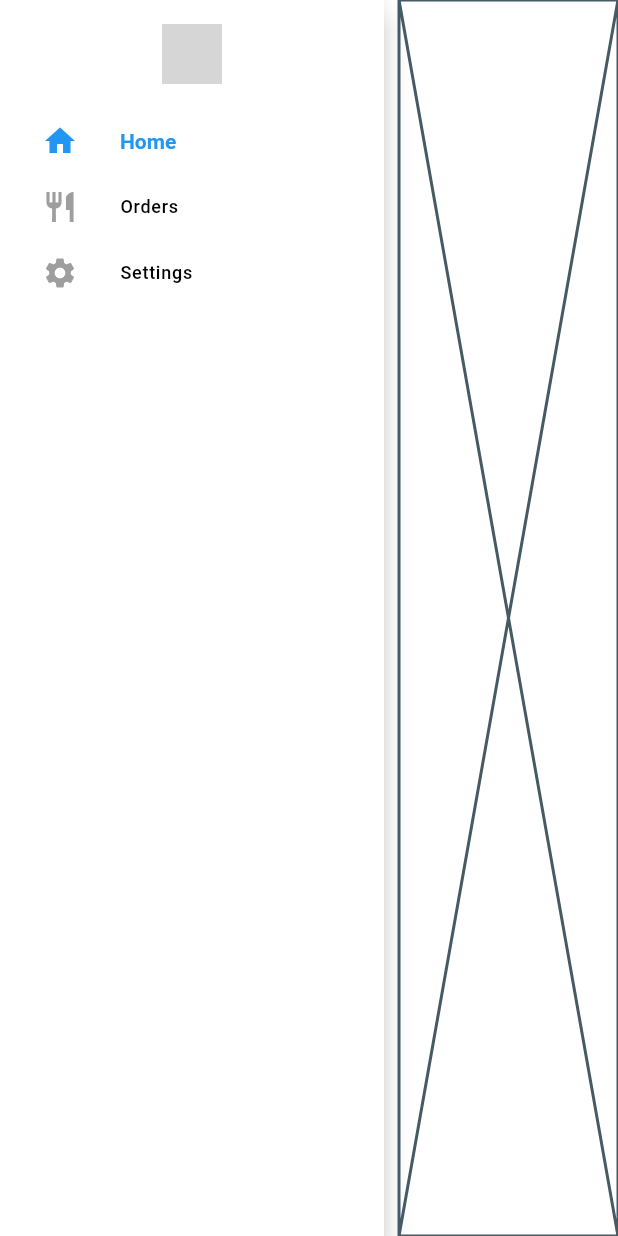
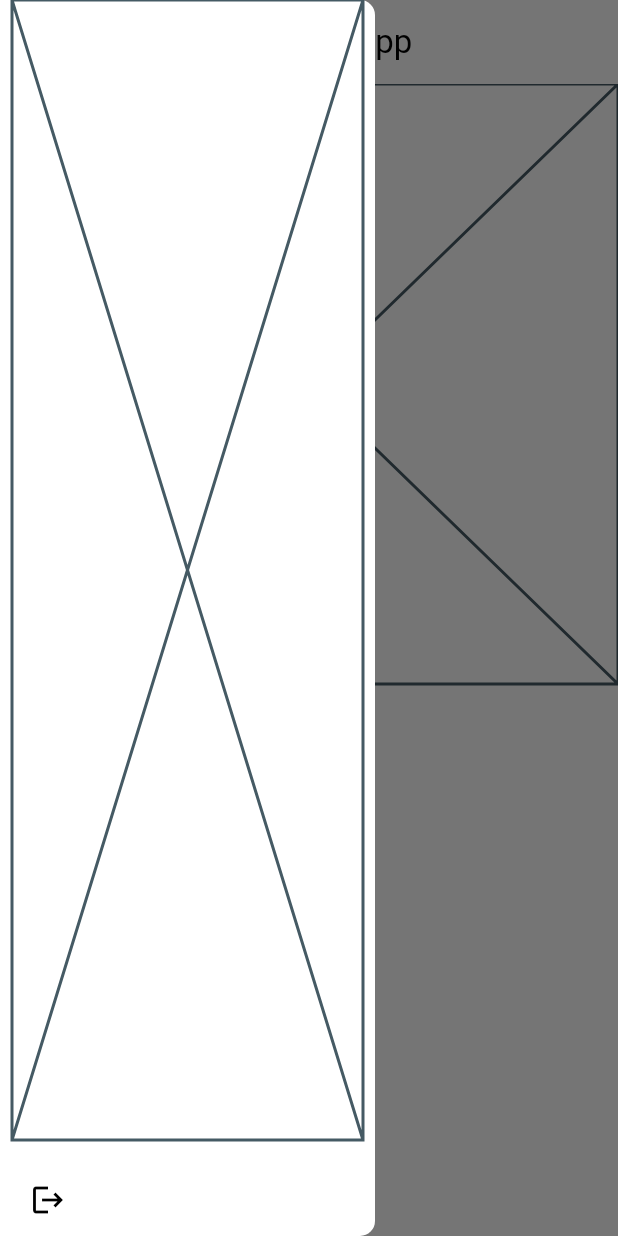
Before and after one commit to RKOrtega94/restaurant_waiter_app, a Flutter app: the screen it shows after launch, with the side drawer open (before the commit the screen has no drawer), on a phone screen of 412 x 824 dp. Run offline on Flutter 3.47's test engine with Material 3 defaults, Android fonts, the phone set to English and light mode, and no system bars; our stand-ins replace hooks_riverpod, riverpod_annotation; generated files the repository leaves out were written again; grey boxes are pictures that could not be loaded.

Commit message:
Add additional project files and update app size constants for drawer layout

```diff
--- a/lib/core/constants/app_sizes.dart
+++ b/lib/core/constants/app_sizes.dart
@@ -9,4 +9,8 @@ class AppSizes {
   static const double inputRadius = 10.0;
   static const double padding = 16.0;
   static const double spacingSmall = 8.0;
+  static const double spacingMedium = 16.0;
+  static const double drawerPadding = 8.0;
+  static const double drawerWidth = 250.0;
+  static const double drawerIosVerticalPadding = 16.0;
 }
--- a/lib/shared/layout/main/main_layout.dart
+++ b/lib/shared/layout/main/main_layout.dart
@@ -1,4 +1,7 @@
 import 'package:flutter/material.dart';
+import 'package:hooks_riverpod/hooks_riverpod.dart';
+import 'package:restaurant_waiter_app/shared/widgets/app_bar/app_main_appbar.dart';
+import 'package:restaurant_waiter_app/shared/widgets/side_nav/app_side_nav.dart';
 
 /// Main layout
 ///
@@ -6,7 +9,7 @@ import 'package:flutter/material.dart';
 /// main content of the application.
 ///
 /// - [child] - The child widget to be displayed in the main layout.
-class MainLayout extends StatelessWidget {
+class MainLayout extends ConsumerWidget {
   const MainLayout({
     required this.child,
     super.key,
@@ -15,55 +18,21 @@ class MainLayout extends StatelessWidget {
   final Widget child;
 
   @override
-  Widget build(BuildContext context) {
+  Widget build(BuildContext context, WidgetRef ref) {
+    final GlobalKey<ScaffoldState> scaffoldKey = GlobalKey();
     return Scaffold(
+      key: scaffoldKey,
       extendBody: true,
-      body: SizedBox(
-        height: MediaQuery.sizeOf(context).height,
-        width: MediaQuery.sizeOf(context).width,
-        child: Row(
-          spacing: 10,
-          children: [
-            NavigationRail(
-              backgroundColor: Theme.of(context).colorScheme.surface,
-              extended: true,
-              elevation: 8,
-              indicatorColor: Colors.transparent,
-              unselectedIconTheme: const IconThemeData(color: Colors.grey),
-              selectedIconTheme: const IconThemeData(color: Colors.blue),
-              selectedLabelTextStyle: const TextStyle(
-                color: Colors.blue,
-                fontWeight: FontWeight.bold,
-              ),
-              leading: const Padding(
-                padding: EdgeInsets.all(8.0),
-                child: CircleAvatar(
-                  radius: 20,
-                  backgroundImage: NetworkImage(
-                    'https://avatars.githubusercontent.com/u/23533486?v=4',
-                  ),
-                ),
-              ),
-              destinations: const [
-                NavigationRailDestination(
-                  icon: Icon(Icons.home),
-                  label: Text('Home'),
-                ),
-                NavigationRailDestination(
-                  icon: Icon(Icons.restaurant),
-                  label: Text('Orders'),
-                ),
-                NavigationRailDestination(
-                  icon: Icon(Icons.settings),
-                  label: Text('Settings'),
-                ),
-              ],
-              selectedIndex: 0,
-              onDestinationSelected: (int index) {},
-            ),
-            const Expanded(child: Placeholder())
-          ],
-        ),
+      drawer: const AppSideNav(),
+      body: CustomScrollView(
+        slivers: [
+          AppMainAppbar(
+            scaffoldKey: scaffoldKey,
+          ),
+          SliverToBoxAdapter(
+            child: Placeholder(),
+          ),
+        ],
       ),
     );
   }
--- /dev/null
+++ b/lib/shared/widgets/app_bar/app_main_appbar.dart
@@ -0,0 +1,35 @@
+import 'package:flutter/material.dart';
+import 'package:hooks_riverpod/hooks_riverpod.dart';
+
+/// Main App Bar
+///
+/// This is the main app bar of the application which will be used to display the
+/// main app bar of the application.
+///
+/// This widget is used in the main layout of the application.
+class AppMainAppbar extends ConsumerWidget {
+  const AppMainAppbar({
+    required this.scaffoldKey,
+    super.key,
+  });
+
+  final GlobalKey<ScaffoldState> scaffoldKey;
+
+  @override
+  Widget build(BuildContext context, WidgetRef ref) {
+    return SliverAppBar(
+      snap: true,
+      pinned: true,
+      floating: true,
+      titleSpacing: 0,
+      centerTitle: false,
+      title: const Text('Restaurant Waiter App'),
+      leading: IconButton(
+        icon: const Icon(Icons.menu),
+        onPressed: () {
+          scaffoldKey.currentState!.openDrawer();
+        },
+      ),
+    );
+  }
+}
--- /dev/null
+++ b/lib/shared/widgets/side_nav/app_side_nav.dart
@@ -0,0 +1,50 @@
+import 'package:flutter/material.dart';
+import 'package:hooks_riverpod/hooks_riverpod.dart';
+import 'package:restaurant_waiter_app/core/constants/app_sizes.dart';
+
+class AppSideNav extends ConsumerWidget {
+  const AppSideNav({super.key});
+
+  @override
+  Widget build(BuildContext context, WidgetRef ref) {
+    final bool mobile = MediaQuery.sizeOf(context).width < 600;
+    return SizedBox(
+      width: AppSizes.drawerWidth,
+      height: MediaQuery.sizeOf(context).height,
+      child: LayoutBuilder(
+        builder: (context, constraints) => Container(
+          width: constraints.maxWidth,
+          height: constraints.maxHeight,
+          padding: EdgeInsets.only(
+            top: MediaQuery.paddingOf(context).top,
+            left: AppSizes.drawerPadding,
+            right: AppSizes.drawerPadding,
+            bottom: MediaQuery.paddingOf(context).bottom,
+          ),
+          decoration: BoxDecoration(
+            color: Theme.of(context).colorScheme.surface,
+            borderRadius: const BorderRadius.only(
+              topRight: Radius.circular(AppSizes.inputRadius),
+              bottomRight: Radius.circular(AppSizes.inputRadius),
+            ),
+          ),
+          child: Column(
+            spacing: AppSizes.spacingMedium,
+            crossAxisAlignment: CrossAxisAlignment.start,
+            children: [
+              const Expanded(
+                child: Placeholder(),
+              ),
+              IconButton(
+                onPressed: () {},
+                icon: const Icon(
+                  Icons.logout,
+                ),
+              ),
+            ],
+          ),
+        ),
+      ),
+    );
+  }
+}
```
Also changed, not shown: 125 other files.
